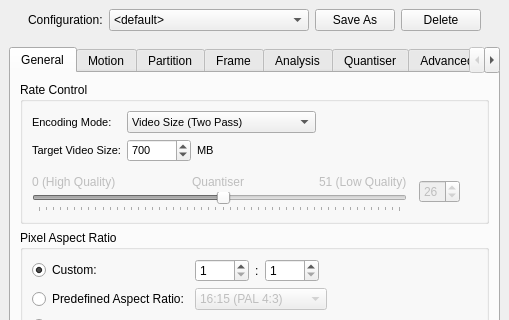
This is branches/avidemux_2.5_branch_gruntster/avidemux/plugins/ADM_videoEncoder/ADM_vidEnc_x264/qt4/x264ConfigDialog.ui in BackupTheBerlios/avidemux-svn as Qt 5 draws it before an edit; both pictures show x 0 to 509 and y 0 to 320 of the 509 by 605 pixel window. The edited form follows.
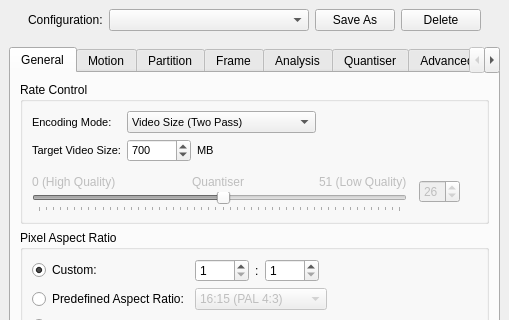
This is the edited form.

```diff
--- a/branches/avidemux_2.5_branch_gruntster/avidemux/plugins/ADM_videoEncoder/ADM_vidEnc_x264/qt4/x264ConfigDialog.ui
+++ b/branches/avidemux_2.5_branch_gruntster/avidemux/plugins/ADM_videoEncoder/ADM_vidEnc_x264/qt4/x264ConfigDialog.ui
@@ -61,16 +61,6 @@
          <height>0</height>
         </size>
        </property>
-       <item>
-        <property name="text" >
-         <string>&lt;default></string>
-        </property>
-       </item>
-       <item>
-        <property name="text" >
-         <string>&lt;custom></string>
-        </property>
-       </item>
       </widget>
      </item>
      <item>
```
Left out of the diff: 16 changed lines with no effect on the pictures.
